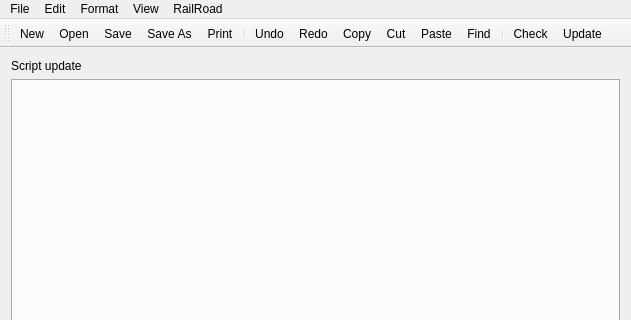
First picture: the form in RailManagerUI/ScribeMainWindow.ui, repository PhilippeCavenel/RAIL-DRIVER-, before the edit; both pictures show x 0 to 631 and y 0 to 320 of the 631 by 587 pixel window.
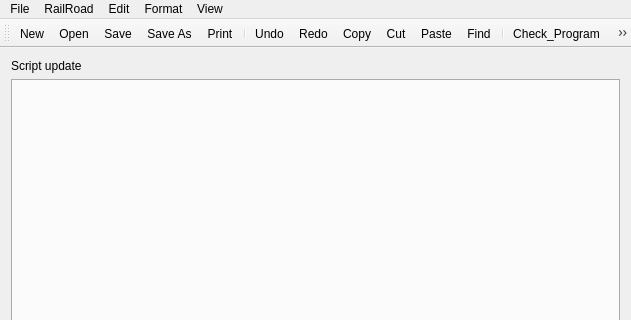
Second picture: the form after the edit. Icons and pictures are not drawn. Custom widgets are drawn as their Qt base class.

Commit message: First version of Rail Manager UI available for MacOs & Windows

```diff
--- a/RailManagerUI/ScribeMainWindow.ui
+++ b/RailManagerUI/ScribeMainWindow.ui
@@ -98,7 +98,7 @@
      <x>0</x>
      <y>0</y>
      <width>631</width>
-     <height>24</height>
+     <height>37</height>
     </rect>
    </property>
    <widget class="QMenu" name="menuFile">
@@ -163,10 +163,10 @@
     </property>
    </widget>
    <addaction name="menuFile"/>
+   <addaction name="menuRailRoad"/>
    <addaction name="menuEdit"/>
    <addaction name="menuFormat"/>
    <addaction name="menuView"/>
-   <addaction name="menuRailRoad"/>
   </widget>
   <widget class="QToolBar" name="mainToolBar">
    <attribute name="toolBarArea">
@@ -188,7 +188,7 @@
    <addaction name="actionPaste"/>
    <addaction name="actionFind"/>
    <addaction name="separator"/>
-   <addaction name="actionCheck"/>
+   <addaction name="actionCheck_Program"/>
    <addaction name="actionUpdate"/>
   </widget>
   <widget class="QStatusBar" name="statusBar">
@@ -468,19 +468,24 @@
      <normaloff>:/icons/res/icons/load.bmp</normaloff>:/icons/res/icons/load.bmp</iconset>
    </property>
    <property name="text">
-    <string>Update</string>
+    <string>Update boards</string>
    </property>
    <property name="menuRole">
     <enum>QAction::MenuRole::NoRole</enum>
    </property>
   </action>
-  <action name="actionCheck">
+  <action name="actionSelect_Port_Com">
+   <property name="text">
+    <string>Select Port Com</string>
+   </property>
+  </action>
+  <action name="actionCheck_Program">
    <property name="icon">
     <iconset resource="resources.qrc">
      <normaloff>:/icons/res/icons/check.bmp</normaloff>:/icons/res/icons/check.bmp</iconset>
    </property>
    <property name="text">
-    <string>Check</string>
+    <string>Check_Program</string>
    </property>
    <property name="menuRole">
     <enum>QAction::MenuRole::NoRole</enum>
```
Left out of the diff: 9 changed lines with no effect on the pictures. The commit also changes 8464 other files.
